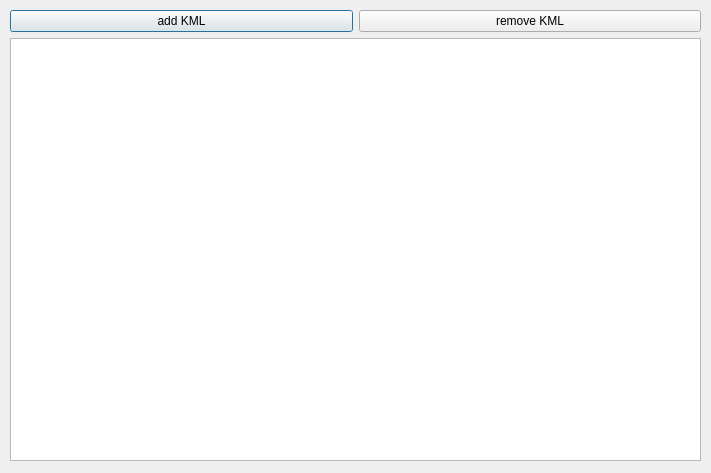
Before: the Qt Designer form src/marble_plugin/manage_kml_dialog.ui in pal-robotics-forks/marble_plugin, drawn with Qt 5.
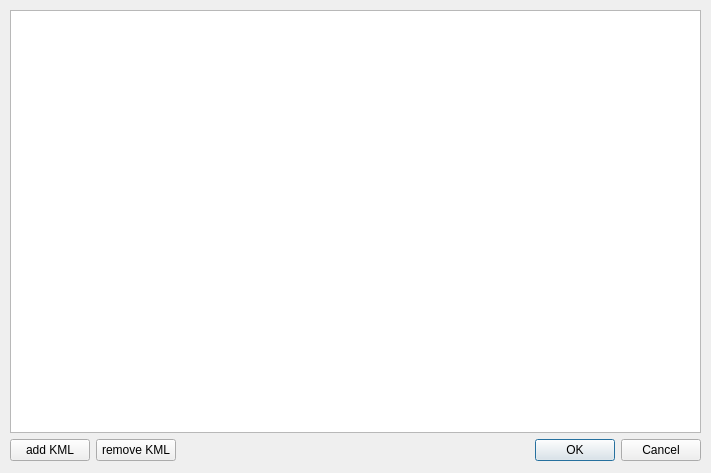
After: the same form once the commit is applied.

Commit message: added ok, cancel buttons to dialog

Patch:
```diff
--- a/src/marble_plugin/manage_kml_dialog.ui
+++ b/src/marble_plugin/manage_kml_dialog.ui
@@ -32,21 +32,21 @@
     </rect>
    </property>
    <layout class="QGridLayout" name="gridLayout">
-    <item row="0" column="0">
+    <item row="1" column="0">
      <widget class="QPushButton" name="addButton">
       <property name="text">
        <string>add KML</string>
       </property>
      </widget>
     </item>
-    <item row="0" column="1">
+    <item row="1" column="1">
      <widget class="QPushButton" name="removeButton">
       <property name="text">
        <string>remove KML</string>
       </property>
      </widget>
     </item>
-    <item row="2" column="0" colspan="2">
+    <item row="0" column="0" colspan="3">
      <widget class="QTreeWidget" name="kml_treeWidget">
       <property name="wordWrap">
        <bool>true</bool>
@@ -98,6 +98,13 @@
       </column>
      </widget>
     </item>
+    <item row="1" column="2">
+     <widget class="QDialogButtonBox" name="buttonBox">
+      <property name="standardButtons">
+       <set>QDialogButtonBox::Cancel|QDialogButtonBox::Ok</set>
+      </property>
+     </widget>
+    </item>
    </layout>
   </widget>
   <zorder>gridLayoutWidget_2</zorder>
```
Left out of the diff: 5 changed lines with no effect on the pictures. The commit also changes 4 other files.
